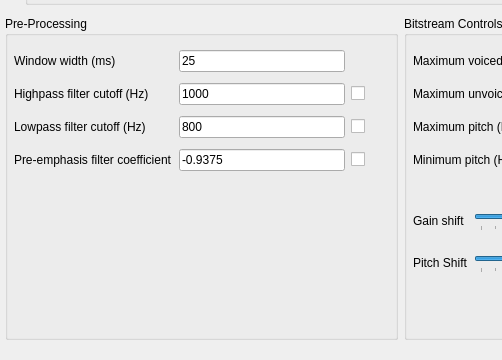
This is gui/mainwindow.ui in tornupnegatives/TMS-Express as Qt 5 draws it before an edit; both pictures show x 0 to 502 and y 240 to 600 of the 800 by 600 pixel window. The edited form follows.
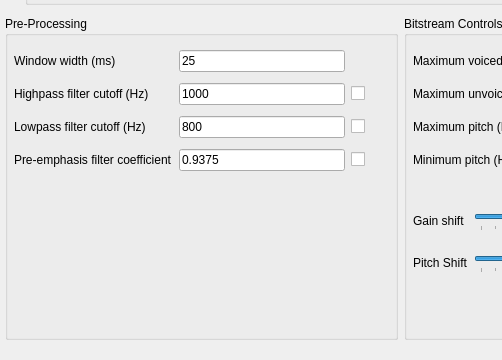
This is the edited form.

Commit message: Adjust default pre-emphasis alpha for GUI

```diff
--- a/gui/mainwindow.ui
+++ b/gui/mainwindow.ui
@@ -276,7 +276,7 @@
            <item row="3" column="1">
             <widget class="QLineEdit" name="preEmphLine">
              <property name="text">
-              <string>-0.9375</string>
+              <string>0.9375</string>
              </property>
             </widget>
            </item>
```
